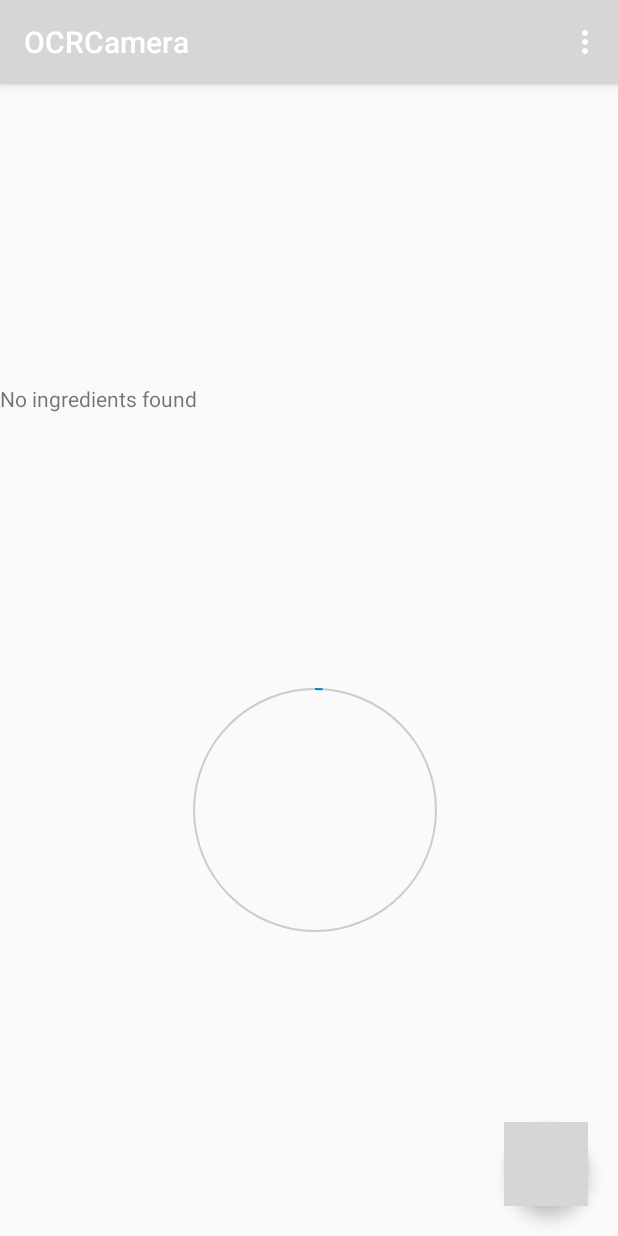
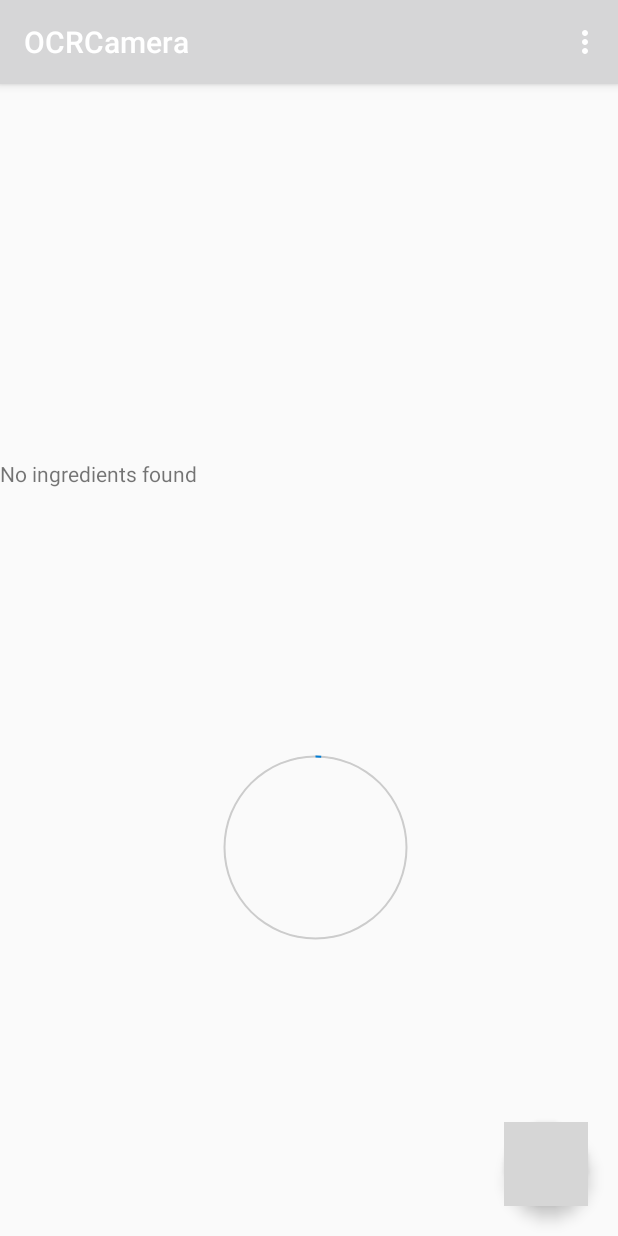
Before and after one commit to PrandiniUniPD/OCRCamera, an Android app: the ResultActivity screen opened directly, with no data from a screen before it, on a phone screen of 412 x 824 dp. Run offline under Robolectric (Android 15) with nearby library versions, the phone set to English and light mode, and no system bars; pictures from the network do not load; grey boxes are pictures that could not be loaded.

Commit message:
Fixed list view being cut out

```diff
--- a/app/src/main/java/unipd/se18/ocrcamera/ResultActivity.java
+++ b/app/src/main/java/unipd/se18/ocrcamera/ResultActivity.java
@@ -242,7 +242,7 @@ public class ResultActivity extends AppCompatActivity {
                 List<Ingredient> ingredients = extractor.findListIngredients(OCRText);
                 if (ingredients.size() != 0) showIngredients(ingredients);
             } else {
-                // "No ingredients found" is already set automatically to the user view
+                // "No ingredients found" is already set automatically to the UI
                 Log.d(TAG, "Nothing recognized");
             }
 
@@ -271,7 +271,7 @@ public class ResultActivity extends AppCompatActivity {
                 ingredientsListView.setAdapter(adapter);
 
                 //hide progress bar
-                progressBar.setVisibility(View.GONE);
+                progressBar.setVisibility(View.INVISIBLE);
             }
         });
     }
--- a/app/src/main/res/layout/activity_result.xml
+++ b/app/src/main/res/layout/activity_result.xml
@@ -10,9 +10,11 @@
     <ImageView
         android:id="@+id/img_captured_view"
         android:layout_width="match_parent"
-        android:layout_height="200dp"
+        android:layout_height="250dp"
         android:contentDescription="@string/pic_captured"
-        android:padding="20sp" />
+        android:padding="20sp"
+        app:layout_constraintBottom_toTopOf="@id/progress_bar"
+        app:layout_constraintTop_toTopOf="parent" />
 
     <!-- ScrollView - author (g3) -->
     <!--<ScrollView
@@ -37,9 +39,10 @@
     <ListView
         android:id="@+id/ingredients_list"
         android:layout_width="match_parent"
-        android:layout_height="wrap_content"
+        android:layout_height="0dp"
         android:layout_marginTop="8dp"
         android:scrollbars="vertical"
+        app:layout_constraintBottom_toBottomOf="parent"
         app:layout_constraintTop_toBottomOf="@+id/img_captured_view">
     </ListView>
 
@@ -52,11 +55,12 @@
         app:layout_constraintTop_toBottomOf="@+id/img_captured_view">
     </TextView>
 
+    <!-- Progress bar showing loading and extraction progress (Francesco Pham) -->
     <ProgressBar
         android:id="@+id/progress_bar"
         style="?android:attr/progressBarStyleHorizontal"
-        android:layout_width="200dp"
-        android:layout_height="200dp"
+        android:layout_width="150dp"
+        android:layout_height="0dp"
         android:layout_marginStart="8dp"
         android:background="@drawable/circle_shape"
         android:indeterminate="false"
@@ -64,8 +68,8 @@
         android:progress="1"
         android:progressDrawable="@drawable/circular_progress_bar"
         app:layout_constraintBottom_toBottomOf="parent"
-        app:layout_constraintEnd_toEndOf="@+id/empty_list"
-        app:layout_constraintStart_toStartOf="@+id/empty_list"
+        app:layout_constraintEnd_toEndOf="parent"
+        app:layout_constraintStart_toStartOf="parent"
         app:layout_constraintTop_toBottomOf="@+id/img_captured_view">
     </ProgressBar>
 
```
